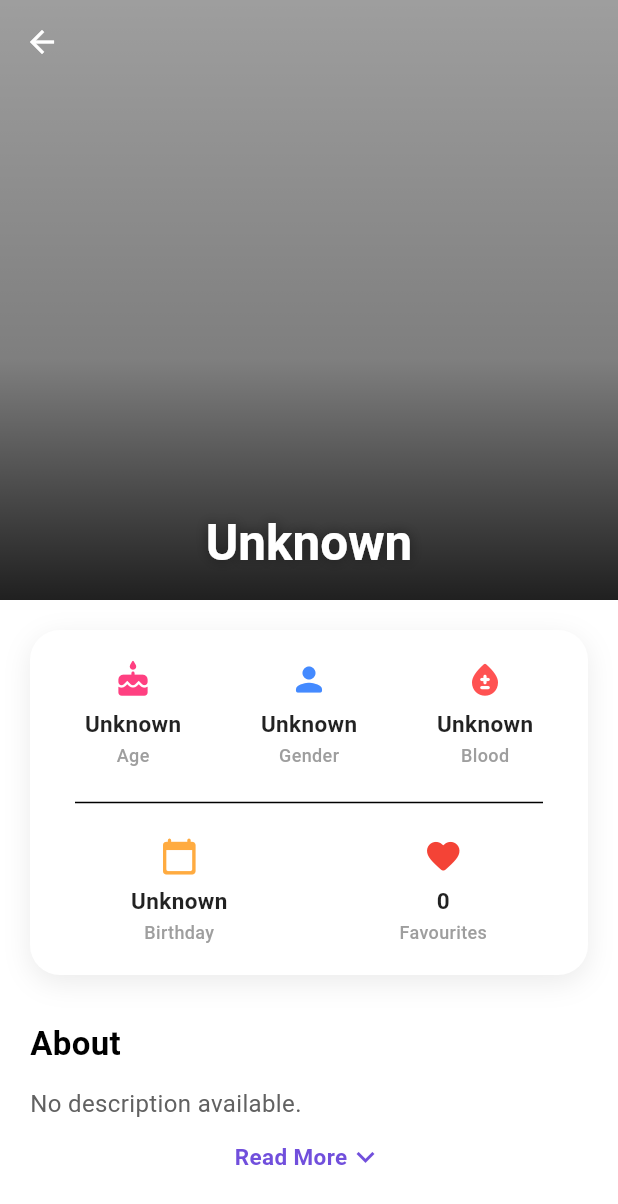
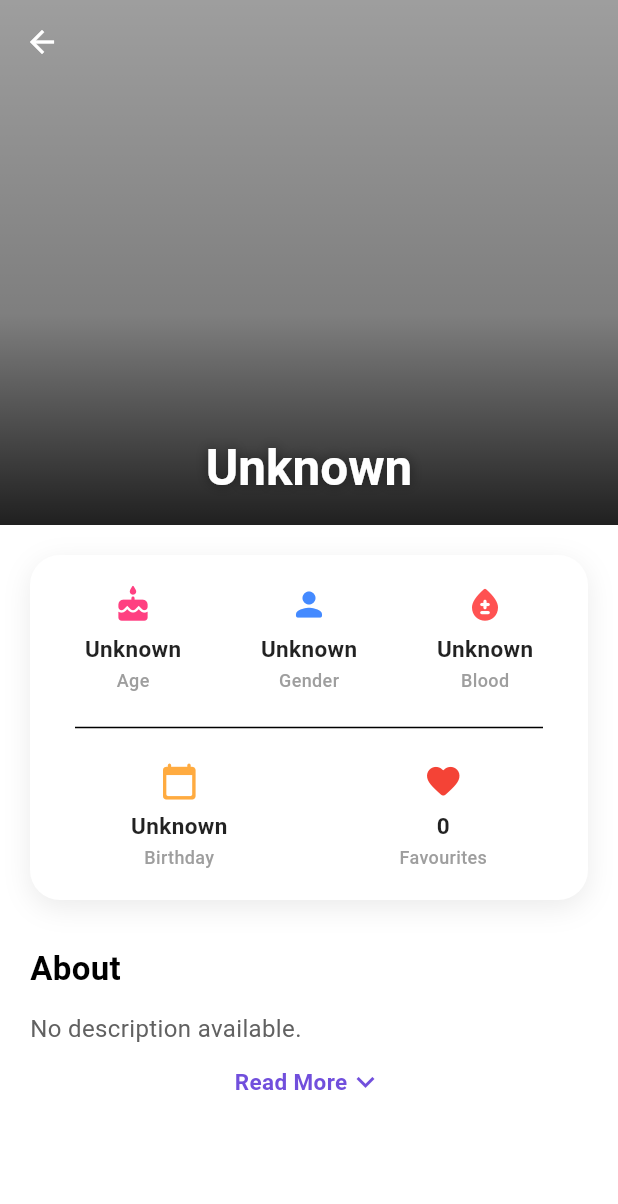
Before and after one commit to som120/AnimeVault, a Flutter app: the CharacterDetailScreen screen opened directly with empty values, on a phone screen of 412 x 824 dp. Shown: the top 1204 px of the screen. Run offline on Flutter 3.47's test engine with Material 3 defaults, Android fonts, the phone set to English and light mode, and no system bars; our stand-ins replace cloud_firestore, firebase_core, graphql_flutter, shared_preferences, shimmer, transparent_image; missing offline and left inert: flutter_displaymode; accounts and stored records are empty; generated files the repository leaves out were written again; network calls fail.

Commit message:
done some optimizations in anime details and character screen

```diff
--- a/lib/screens/character_detail_screen.dart
+++ b/lib/screens/character_detail_screen.dart
@@ -72,9 +72,10 @@ class _CharacterDetailScreenState extends State<CharacterDetailScreen> {
       backgroundColor: Colors.white,
       body: CustomScrollView(
         controller: widget.scrollController,
+        physics: const ClampingScrollPhysics(),
         slivers: [
           SliverAppBar(
-            expandedHeight: 400,
+            expandedHeight: 350,
             pinned: true,
             backgroundColor: AppTheme.primary,
             flexibleSpace: FlexibleSpaceBar(
@@ -95,7 +96,8 @@ class _CharacterDetailScreenState extends State<CharacterDetailScreen> {
                       placeholder: MemoryImage(kTransparentImage),
                       image: ResizeImage(
                         NetworkImage(image),
-                        width: 800, // High res for header
+                        width: 800,
+                        height: 1200,
                       ),
                       fit: BoxFit.cover,
                       fadeInDuration: const Duration(milliseconds: 300),
@@ -288,9 +290,12 @@ class _CharacterDetailScreenState extends State<CharacterDetailScreen> {
                     ),
                     const SizedBox(height: 15),
                     SizedBox(
-                      height: 200, // Increased height
+                      height: 200,
                       child: ListView.separated(
                         scrollDirection: Axis.horizontal,
+                        physics: const BouncingScrollPhysics(),
+                        cacheExtent: 300,
+                        addRepaintBoundaries: true,
                         itemCount:
                             (character!['media']['nodes'] as List).length,
                         separatorBuilder: (context, index) =>
@@ -300,7 +305,8 @@ class _CharacterDetailScreenState extends State<CharacterDetailScreen> {
                           final title = anime['title']?['romaji'] ?? "Unknown";
                           final image = anime['coverImage']?['medium'];
 
-                          return GestureDetector(
+                          return RepaintBoundary(
+                            child: GestureDetector(
                               onTap: () {
                                 Navigator.push(
                                   context,
@@ -311,7 +317,7 @@ class _CharacterDetailScreenState extends State<CharacterDetailScreen> {
                                 );
                               },
                               child: SizedBox(
-                              width: 120, // Increased width
+                                width: 120,
                                 child: Column(
                                   crossAxisAlignment: CrossAxisAlignment.start,
                                   children: [
@@ -326,9 +332,8 @@ class _CharacterDetailScreenState extends State<CharacterDetailScreen> {
                                             height: 160,
                                             decoration: BoxDecoration(
                                               color: Colors.grey[300],
-                                            borderRadius: BorderRadius.circular(
-                                              12,
-                                            ),
+                                              borderRadius:
+                                                  BorderRadius.circular(12),
                                             ),
                                             child: const Icon(
                                               Icons.image,
@@ -346,6 +351,7 @@ class _CharacterDetailScreenState extends State<CharacterDetailScreen> {
                                       ),
                                     ),
                                   ],
+                                ),
                               ),
                             ),
                           );
```
Also changed, not shown: lib/screens/anime_detail_screen.dart (+9 -22 lines). Lines whose indentation alone changed are shown as unchanged.
